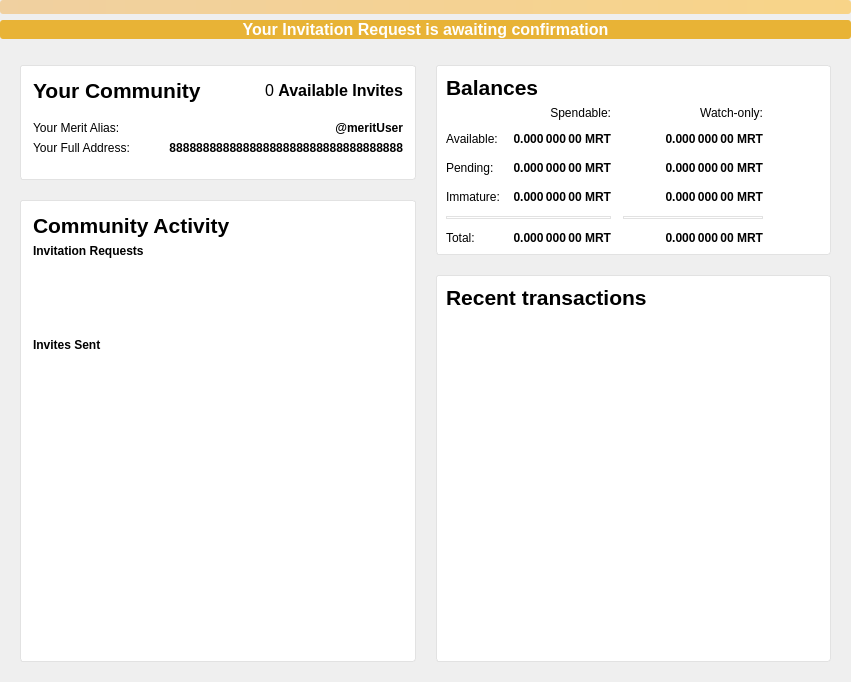
Old version of the form src/qt/forms/overviewpage.ui in the repository meritlabs/merit.
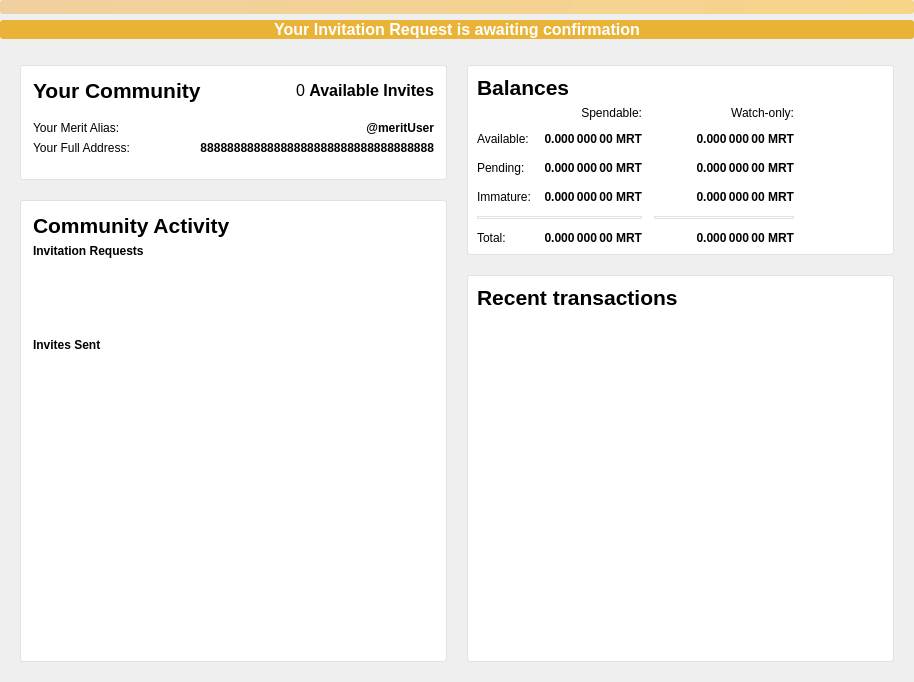
New version of the form. Icons and pictures are not drawn.

Commit message: add basic tooltips to labels on overview page

The edit to the form file:
```diff
--- a/src/qt/forms/overviewpage.ui
+++ b/src/qt/forms/overviewpage.ui
@@ -6,7 +6,7 @@
    <rect>
     <x>0</x>
     <y>0</y>
-    <width>851</width>
+    <width>914</width>
     <height>682</height>
    </rect>
   </property>
```
Left out of the diff: 15 changed lines with no effect on the pictures.
